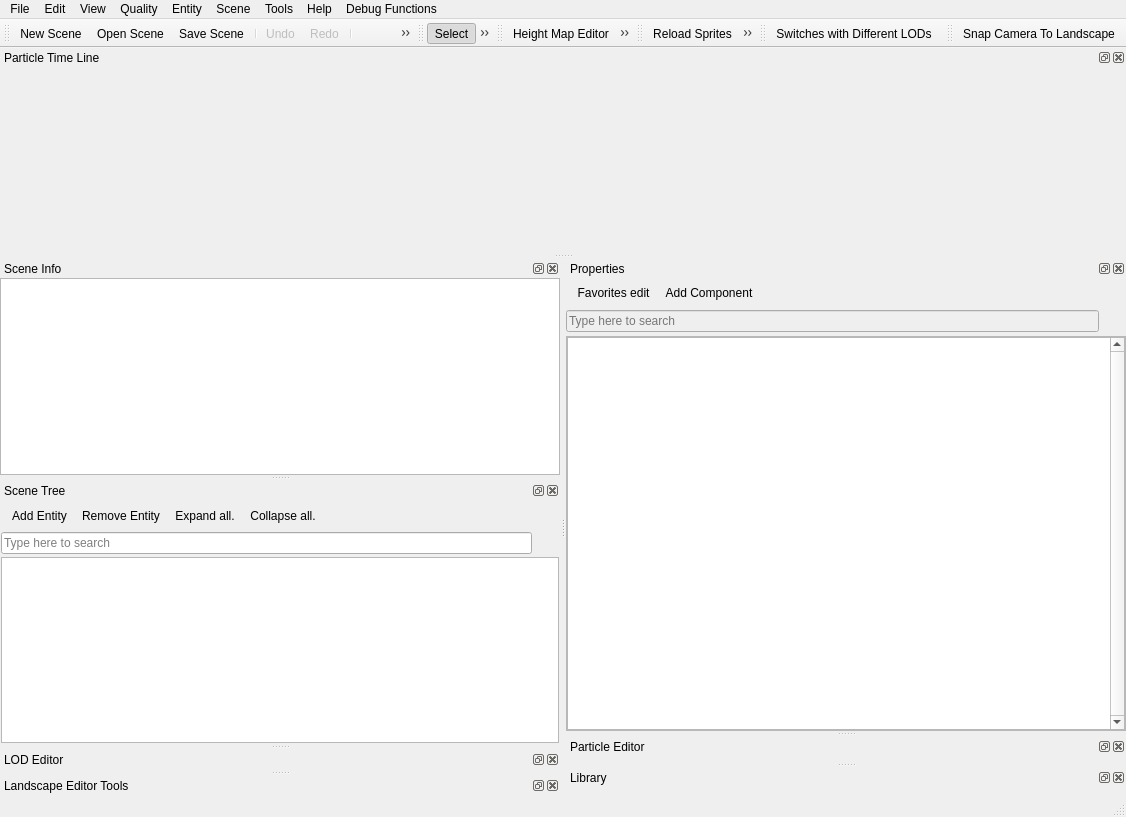
This is Tools/ResourceEditor/DataQt/mainwindow.ui in xaoctech/dava.engine as Qt 5 draws it before an edit. The edited form follows.
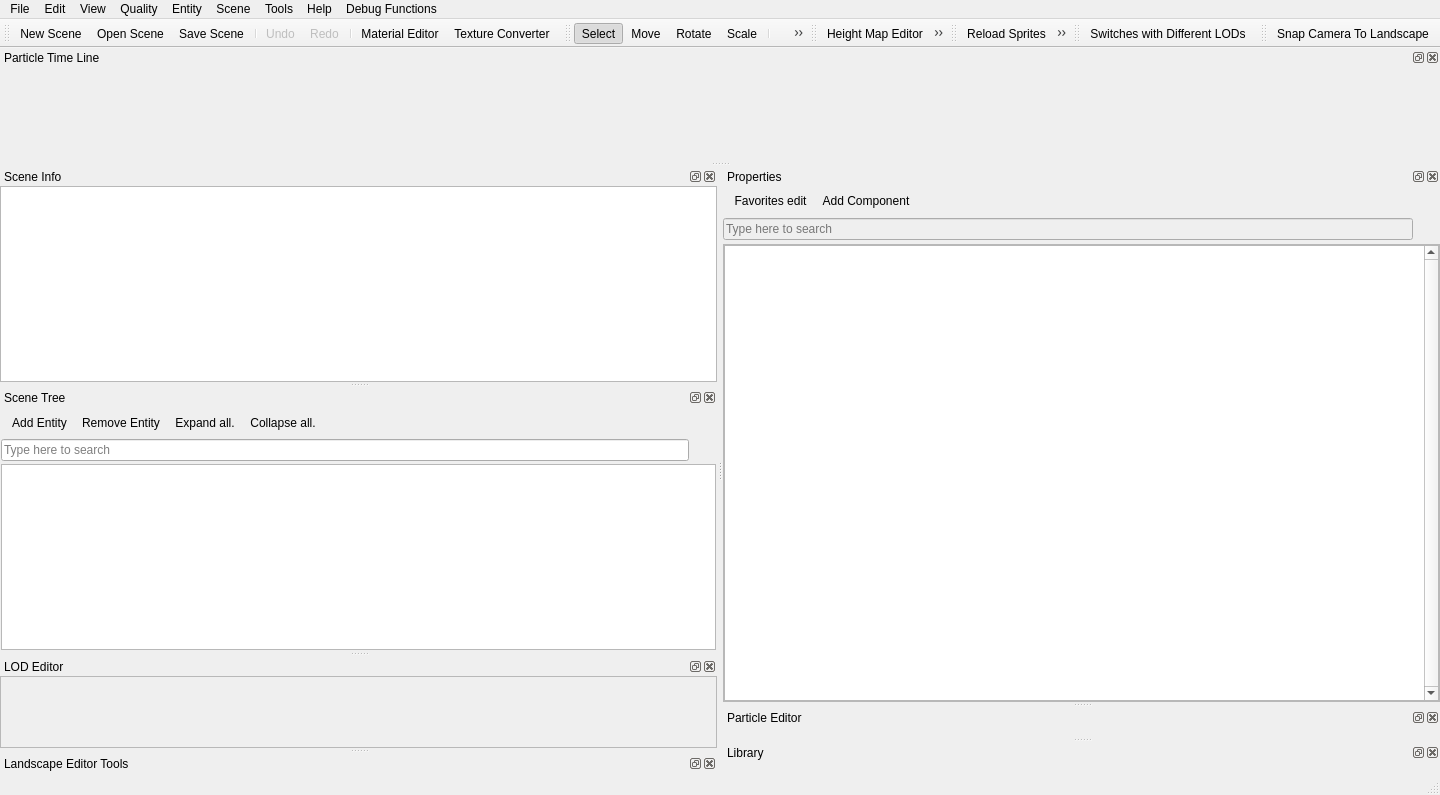
This is the edited form. Icons and pictures are not drawn. Custom widgets are drawn as their Qt base class.

Commit message: [DF-6122] fixed freeze, lodEditor widget inserted to scrollArea

The edit to the form file:
```diff
--- a/Tools/ResourceEditor/DataQt/mainwindow.ui
+++ b/Tools/ResourceEditor/DataQt/mainwindow.ui
@@ -6,8 +6,8 @@
    <rect>
     <x>0</x>
     <y>0</y>
-    <width>1126</width>
-    <height>817</height>
+    <width>1440</width>
+    <height>795</height>
    </rect>
   </property>
   <property name="sizePolicy">
@@ -198,8 +198,8 @@
     <rect>
      <x>0</x>
      <y>0</y>
-     <width>1126</width>
-     <height>21</height>
+     <width>1440</width>
+     <height>22</height>
     </rect>
    </property>
    <widget class="QMenu" name="menuFile">
@@ -647,7 +647,39 @@
    <attribute name="dockWidgetArea">
     <number>1</number>
    </attribute>
-   <widget class="LODEditor" name="dockLODEditorContent"/>
+   <widget class="QWidget" name="dockLODEditorContent">
+    <layout class="QVBoxLayout" name="verticalLayout_2">
+     <property name="leftMargin">
+      <number>0</number>
+     </property>
+     <property name="topMargin">
+      <number>0</number>
+     </property>
+     <property name="rightMargin">
+      <number>0</number>
+     </property>
+     <property name="bottomMargin">
+      <number>0</number>
+     </property>
+     <item>
+      <widget class="QScrollArea" name="scrollArea">
+       <property name="widgetResizable">
+        <bool>true</bool>
+       </property>
+       <widget class="LODEditor" name="scrollAreaWidgetContents">
+        <property name="geometry">
+         <rect>
+          <x>0</x>
+          <y>0</y>
+          <width>256</width>
+          <height>101</height>
+         </rect>
+        </property>
+       </widget>
+      </widget>
+     </item>
+    </layout>
+   </widget>
   </widget>
   <widget class="QToolBar" name="landscapeToolBar">
    <property name="windowTitle">
```
Left out of the diff: 77 changed lines with no effect on the pictures. The commit also changes 1 other file.
